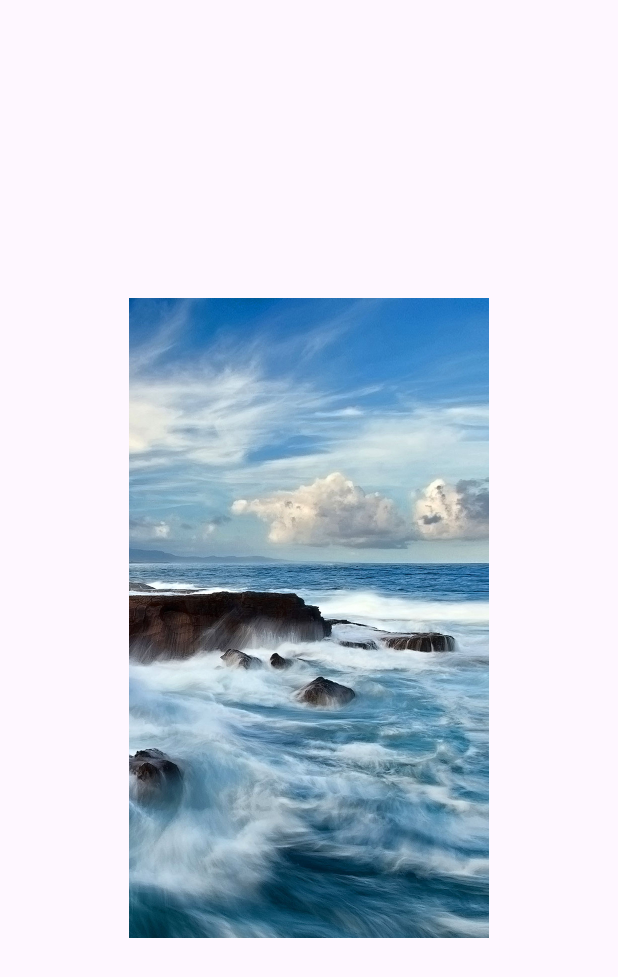
After one commit to songzhw/KAE-to-ViewBinding, an Android app: the fragment EndFragment placed in its activity, on a phone screen of 412 x 824 dp. The commit adds this screen. Shown: the top 977 px of the screen. Run offline under Robolectric (Android 15) with nearby library versions, the phone set to English and light mode, and no system bars.

Commit message:
add samples

```diff
--- /dev/null
+++ b/demo/KAE_Converter1/app/src/main/java/ca/six/demo/kae_converter1/EndFragment.kt
@@ -0,0 +1,18 @@
+package ca.six.demo.kae_converter1
+
+import android.os.Bundle
+import android.view.View
+import androidx.fragment.app.Fragment
+import ca.six.demo.kae_converter1.extensions.nav
+import kotlinx.android.synthetic.main.frag_end.ivSea
+
+class EndFragment : Fragment(R.layout.frag_end) {
+
+    override fun onViewCreated(view: View, savedInstanceState: Bundle?) {
+        super.onViewCreated(view, savedInstanceState)
+        ivSea.setOnClickListener {
+            val actv = this.activity ?: return@setOnClickListener
+            actv.nav<RvPage>()
+        }
+    }
+}
--- a/demo/KAE_Converter1/app/src/main/java/ca/six/demo/kae_converter1/FragmentBoxPage.kt
+++ b/demo/KAE_Converter1/app/src/main/java/ca/six/demo/kae_converter1/FragmentBoxPage.kt
@@ -1,6 +1,14 @@
 package ca.six.demo.kae_converter1
 
+import android.os.Bundle
 import androidx.appcompat.app.AppCompatActivity
+import ca.six.demo.kae_converter1.extensions.replaceFragment
 
-class FragmentBoxPage: AppCompatActivity() {
+class FragmentBoxPage: AppCompatActivity(R.layout.actv_frags) {
+    override fun onCreate(savedInstanceState: Bundle?) {
+        super.onCreate(savedInstanceState)
+
+        this.replaceFragment(StartFragment(), false)
+    }
+
 }
--- /dev/null
+++ b/demo/KAE_Converter1/app/src/main/java/ca/six/demo/kae_converter1/StartFragment.kt
@@ -0,0 +1,19 @@
+package ca.six.demo.kae_converter1
+
+import android.os.Bundle
+import android.view.View
+import androidx.appcompat.app.AppCompatActivity
+import androidx.fragment.app.Fragment
+import ca.six.demo.kae_converter1.extensions.replaceFragment
+import kotlinx.android.synthetic.main.frag_start.btnNext
+
+class StartFragment: Fragment(R.layout.frag_start) {
+
+    override fun onViewCreated(view: View, savedInstanceState: Bundle?) {
+        super.onViewCreated(view, savedInstanceState)
+        btnNext.setOnClickListener {
+            val actv = this.activity as? AppCompatActivity ?: return@setOnClickListener
+            actv.replaceFragment(EndFragment(), true)
+        }
+    }
+}
--- a/demo/KAE_Converter1/app/src/main/java/ca/six/demo/kae_converter1/extensions/ActivityExt.kt
+++ b/demo/KAE_Converter1/app/src/main/java/ca/six/demo/kae_converter1/extensions/ActivityExt.kt
@@ -3,6 +3,9 @@ package ca.six.demo.kae_converter1.extensions
 import android.app.Activity
 import android.content.Intent
 import android.os.Bundle
+import androidx.appcompat.app.AppCompatActivity
+import androidx.fragment.app.Fragment
+import ca.six.demo.kae_converter1.R
 
 inline fun <reified T : Activity> Activity.nav(data: Bundle? = null, flags : Int = -1) {
     val it = Intent(this, T::class.java)
@@ -10,3 +13,12 @@ inline fun <reified T : Activity> Activity.nav(data: Bundle? = null, flags : Int
     if(flags != -1) it.addFlags(flags)
     startActivity(it)
 }
+
+fun AppCompatActivity.replaceFragment(frag: Fragment, isRecording: Boolean) {
+    val tr = this.supportFragmentManager.beginTransaction()
+    if(isRecording) {
+        tr.addToBackStack("to ${frag::class.java.name}")
+    }
+    tr.replace(R.id.host, frag)
+    tr.commitAllowingStateLoss()
+}
--- a/demo/KAE_Converter1/app/src/main/res/layout/actv_custom_view.xml
+++ b/demo/KAE_Converter1/app/src/main/res/layout/actv_custom_view.xml
@@ -10,7 +10,7 @@
     <Button android:id="@+id/btnStart" android:layout_width="wrap_content" android:layout_height="wrap_content"
         android:text="start" android:layout_margin="10dp"/>
 
-    <ca.six.demo.kae_converter1.MyOverlayView
+    <ca.six.demo.kae_converter1.views.MyOverlayView
         android:id="@+id/viewOverlay"
         android:layout_width="match_parent"
         android:layout_height="match_parent"/>
--- /dev/null
+++ b/demo/KAE_Converter1/app/src/main/res/layout/actv_frags.xml
@@ -0,0 +1,5 @@
+<?xml version="1.0" encoding="utf-8"?>
+<androidx.fragment.app.FragmentContainerView xmlns:android="http://schemas.android.com/apk/res/android"
+    android:id="@+id/host"
+    android:layout_width="match_parent" android:layout_height="match_parent"
+    />
--- /dev/null
+++ b/demo/KAE_Converter1/app/src/main/res/layout/frag_end.xml
@@ -0,0 +1,13 @@
+<?xml version="1.0" encoding="utf-8"?>
+<RelativeLayout xmlns:android="http://schemas.android.com/apk/res/android"
+    android:layout_width="match_parent"
+    android:layout_height="match_parent">
+
+    <ImageView
+        android:id="@+id/ivSea"
+        android:layout_width="match_parent"
+        android:layout_height="wrap_content"
+        android:layout_centerInParent="true"
+        android:src="@drawable/wallpaper04"/>
+
+</RelativeLayout>
```
Also changed, not shown: demo/KAE_Converter1/app/src/main/java/ca/six/demo/kae_converter1/CustomViewPage.kt (+0 -18 lines), demo/KAE_Converter1/app/src/main/java/ca/six/demo/kae_converter1/views/MyOverlayView.kt (added, +29 -0 lines), demo/KAE_Converter1/app/src/main/res/layout/frag_start.xml (added, +11 -0 lines).
